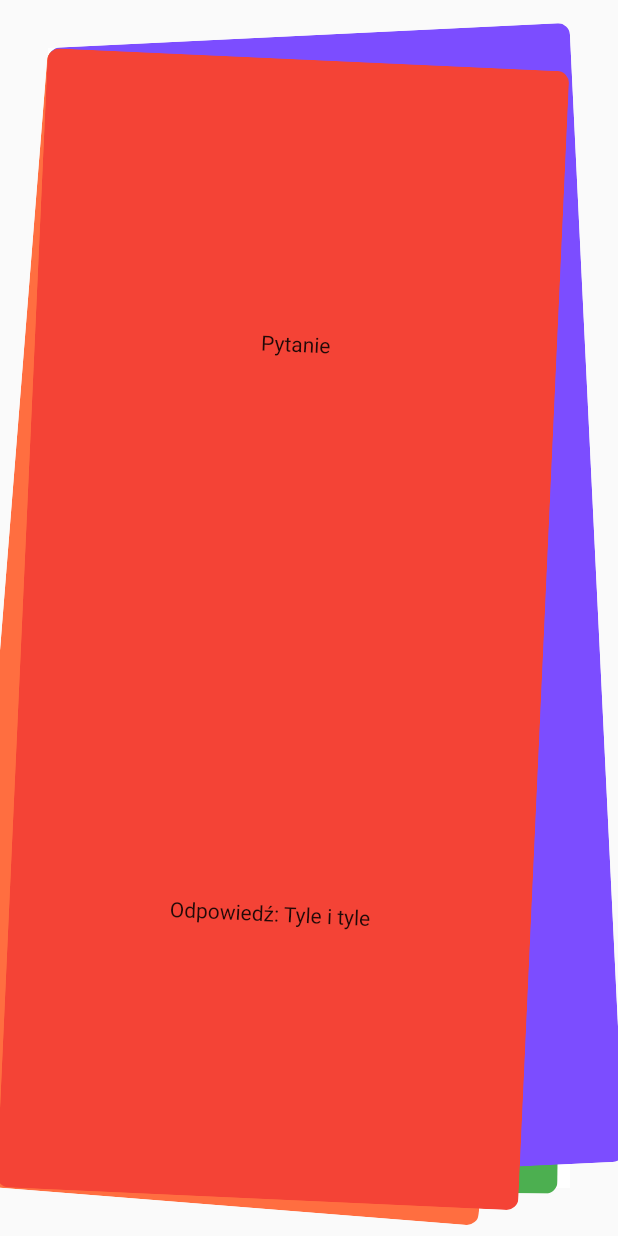
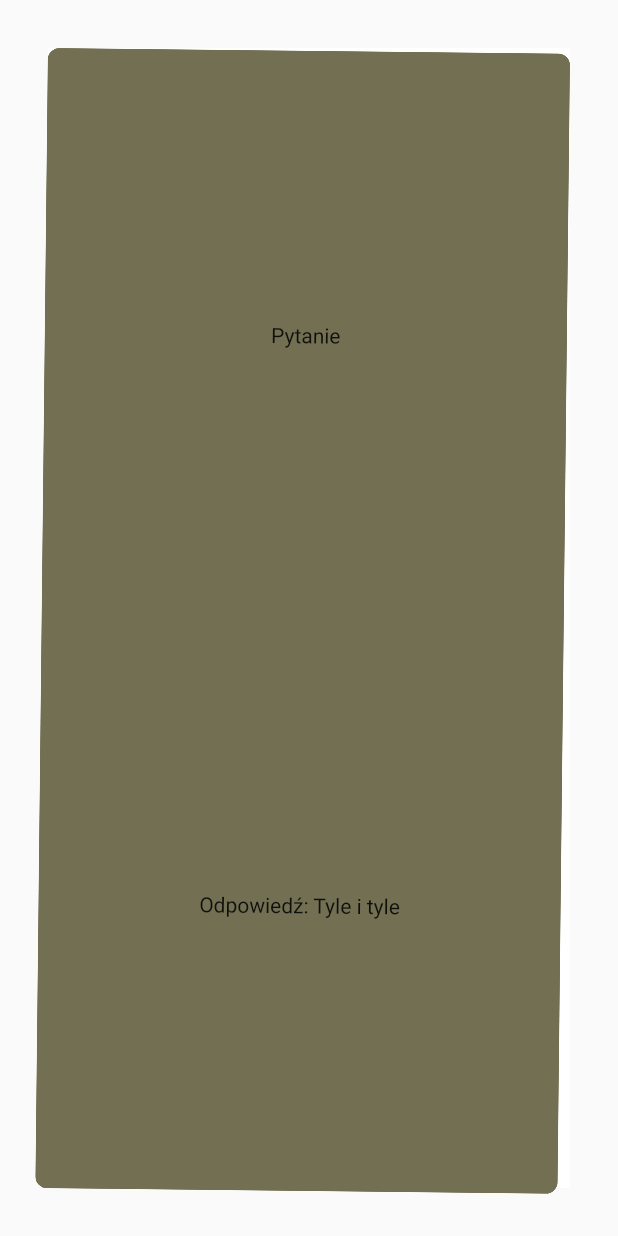
Before and after one commit to Swirastlynn/skitour-planning, a Flutter app: the Phase2Screen screen opened by its route, on a phone screen of 412 x 824 dp. Run offline on Flutter 3.47's test engine with Material 2 defaults, Android fonts, the phone set to English and light mode, and no system bars; our stand-ins replace dio, freezed_annotation, get, logger, pie_chart, tuple.

Commit message:
simplify paper sheets code a bit

```diff
--- a/lib/oneoften/ui/paper_sheet.dart
+++ b/lib/oneoften/ui/paper_sheet.dart
@@ -1,30 +1,25 @@
 import 'package:flutter/material.dart';
 import 'package:flutter/widgets.dart';
 import 'package:get/get.dart';
-import 'package:skitour_planning/general/logger.dart';
 import 'package:skitour_planning/oneoften/presentation/phase_1_controller.dart';
+import 'package:skitour_planning/oneoften/ui/random_generator.dart';
 
 class PaperSheet extends StatelessWidget {
-  const PaperSheet({
+  PaperSheet({
     Key? key,
-    required this.controller,
-    required this.color,
-    required this.rotationZ,
   }) : super(key: key);
 
-  final Phase1Controller controller;
-  final Color color;
-  final double rotationZ;
+  final Phase1Controller controller = Get.find();
+  final RandomGenerator randomGenerator = RandomGenerator();
 
   @override
   Widget build(BuildContext context) {
-    logger.d("PaperSheet $rotationZ");
     return Container(
-      transform: Matrix4.rotationZ(rotationZ),
+      transform: Matrix4.rotationZ(randomGenerator.nextRadius()),
       child: ClipRRect(
         borderRadius: BorderRadius.all(Radius.circular(8.0)),
         child: Container(
-          color: color,
+          color: randomGenerator.nextColor(),
           child: Column(children: [
             Expanded(
               child: Container(
--- a/lib/oneoften/ui/phase_2_screen.dart
+++ b/lib/oneoften/ui/phase_2_screen.dart
@@ -3,7 +3,6 @@ import 'package:flutter/widgets.dart';
 import 'package:get/get.dart';
 import 'package:skitour_planning/oneoften/presentation/phase_1_controller.dart';
 import 'package:skitour_planning/oneoften/ui/paper_sheet.dart';
-import 'package:skitour_planning/oneoften/ui/random_generator.dart';
 
 class Phase2Screen extends StatefulWidget {
   static const ROUTE = '/oneoften/phase2';
@@ -14,7 +13,6 @@ class Phase2Screen extends StatefulWidget {
 
 class _Phase2ScreenState extends State<Phase2Screen> {
   final Phase1Controller controller = Get.put(Phase1Controller());
-  final RandomGenerator randomGenerator = RandomGenerator();
 
   @override
   Widget build(BuildContext context) {
@@ -25,22 +23,10 @@ class _Phase2ScreenState extends State<Phase2Screen> {
           color: Colors.white,
           child: Stack(
             children: [
-              PaperSheet(
-                  controller: controller,
-                  color: Colors.green,
-                  rotationZ: randomGenerator.nextRadius()),
-              PaperSheet(
-                  controller: controller,
-                  color: Colors.deepOrangeAccent,
-                  rotationZ: randomGenerator.nextRadius()),
-              PaperSheet(
-                  controller: controller,
-                  color: Colors.deepPurpleAccent,
-                  rotationZ: randomGenerator.nextRadius()),
-              PaperSheet(
-                  controller: controller,
-                  color: Colors.red,
-                  rotationZ: randomGenerator.nextRadius()),
+              PaperSheet(),
+              PaperSheet(),
+              PaperSheet(),
+              PaperSheet(),
             ],
           ),
         ),
--- a/lib/oneoften/ui/random_generator.dart
+++ b/lib/oneoften/ui/random_generator.dart
@@ -1,11 +1,17 @@
 import 'dart:math';
+import 'dart:ui';
 
+// todo 1. Singleton, 2. ServiceLocator
 class RandomGenerator {
-  // todo ServiceLocator
-  final random = new Random();
+  final _random = new Random();
 
   /// return value in radians
   double nextRadius() {
-    return random.nextDouble() / 10 * ((random.nextBool()) ? 1 : -1);
+    return _random.nextDouble() / 10 * ((_random.nextBool()) ? 1 : -1);
+  }
+
+  Color nextColor() {
+    // todo randomized from predefined palette
+    return Color.fromARGB(255, _random.nextInt(255), _random.nextInt(255), _random.nextInt(255));
   }
 }
```
